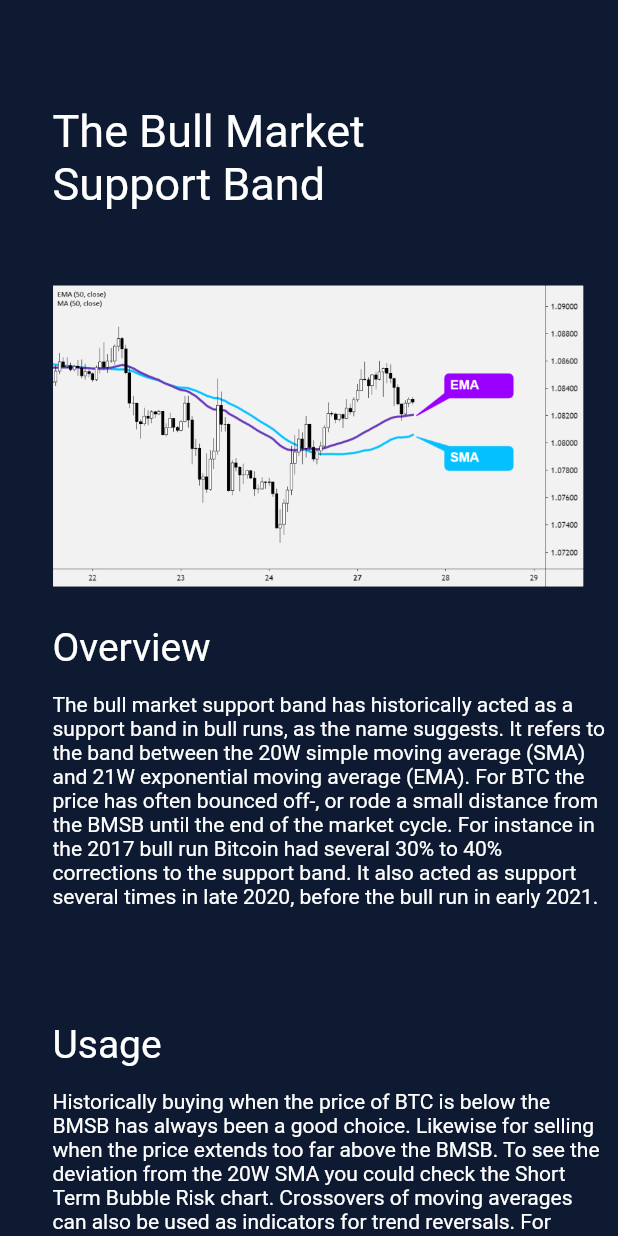
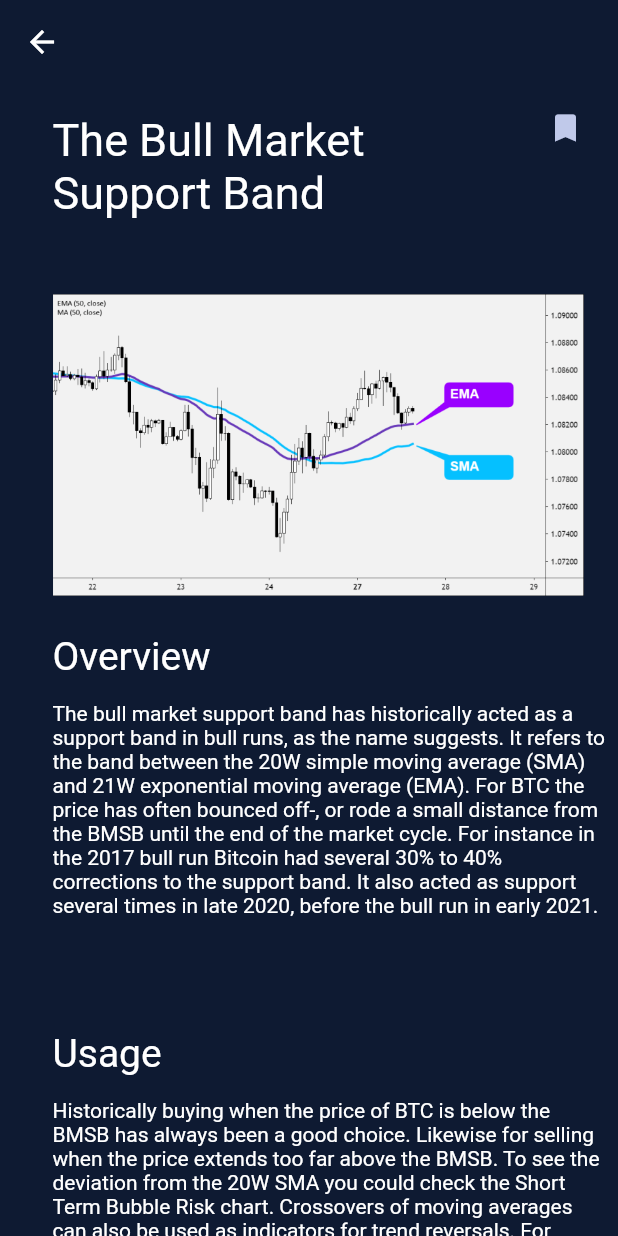
Before and after one commit to olaolatunbos/Smart-Crypto, a Flutter app: the InformationPage screen opened directly, on a phone screen of 412 x 824 dp. Run offline on Flutter 3.47's test engine with Material 2 defaults, Android fonts, the phone set to English and light mode, and no system bars; our stand-ins replace bloc, equatable, flutter_bloc; network calls fail.

```diff
--- a/lib/screens/information_page.dart
+++ b/lib/screens/information_page.dart
@@ -6,9 +6,64 @@ class InformationPage extends StatelessWidget {
   @override
   Widget build(BuildContext context) {
     return Scaffold(
+      appBar: AppBar(
+        elevation: 0,
+        backgroundColor: Color(0xFF0E1A32),
+        // leading: Padding(
+        //   padding: const EdgeInsets.fromLTRB(15, 0, 0, 0),
+        //   child: Image.asset(
+        //     "img/Logo.png",
+        //     scale: 2.5,
+        //   ),
+        // ),
+        flexibleSpace: Padding(
+          padding: const EdgeInsets.fromLTRB(30, 65, 15, 0),
+          child: Row(
+            mainAxisAlignment: MainAxisAlignment.end,
+            children: [
+              Container(
+                width: 40,
+                height: 40,
+                decoration: BoxDecoration(
+                  borderRadius: BorderRadius.circular(10),
+                  color: Color(0xFF1C3254),
+                ),
+                child: IconButton(
+                  hoverColor: Color(0xFF1649FF),
+                  icon: Icon(Icons.bookmark),
+                  color: Color(0xFFC0C9EA),
+                  onPressed: () {},
+                ),
+              ),
+            ],
+          ),
+        ),
+        // actions: [
+        //   Container(
+        //     width: 40,
+        //     height: 40,
+        //     decoration: BoxDecoration(
+        //       borderRadius: BorderRadius.circular(10),
+        //       color: Color(0xFF1C3254),
+        //     ),
+        //     child: IconButton(
+        //       hoverColor: Color(0xFF1649FF),
+        //       icon: Icon(Icons.notification_add),
+        //       color: Color(0xFFC0C9EA),
+        //       onPressed: () {
+        //         Navigator.push(context, MaterialPageRoute<void>(
+        //           builder: (BuildContext context) {
+        //             return InformationPage();
+        //           },
+        //         ));
+        //       },
+        //     ),
+        //   ),
+        // ],
+      ),
       backgroundColor: Color(0xFF0E1A32),
       body: Padding(
-        padding: const EdgeInsets.fromLTRB(35, 70, 0, 0),
+        padding: const EdgeInsets.fromLTRB(35, 20, 0, 0),
         child: SingleChildScrollView(
           child: Column(
             crossAxisAlignment: CrossAxisAlignment.start,
```
Also changed, not shown: img/crypto-app-home-page.png (added), img/crypto-app-information-page.png (added), img/crypto-app-informational-page.png (added), img/crypto-app-onboarding-1.png (added), img/crypto-app-onboarding-2.png (added), img/crypto-app-splash-screen.png (added), img/smart-crypto.png (added).
